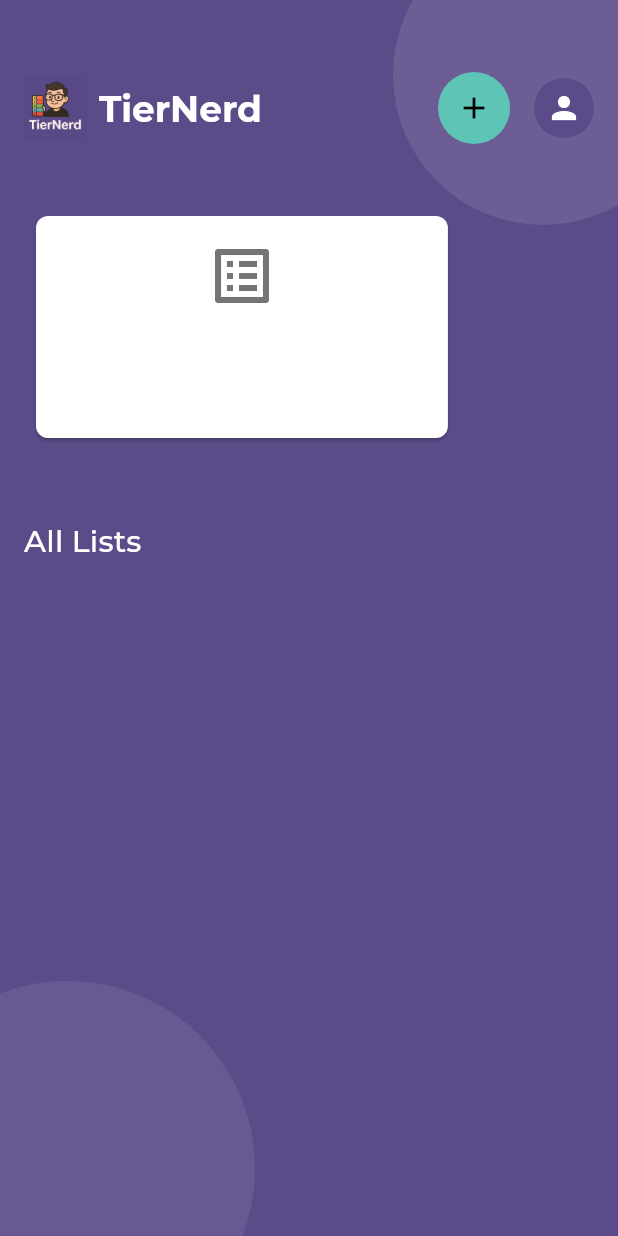
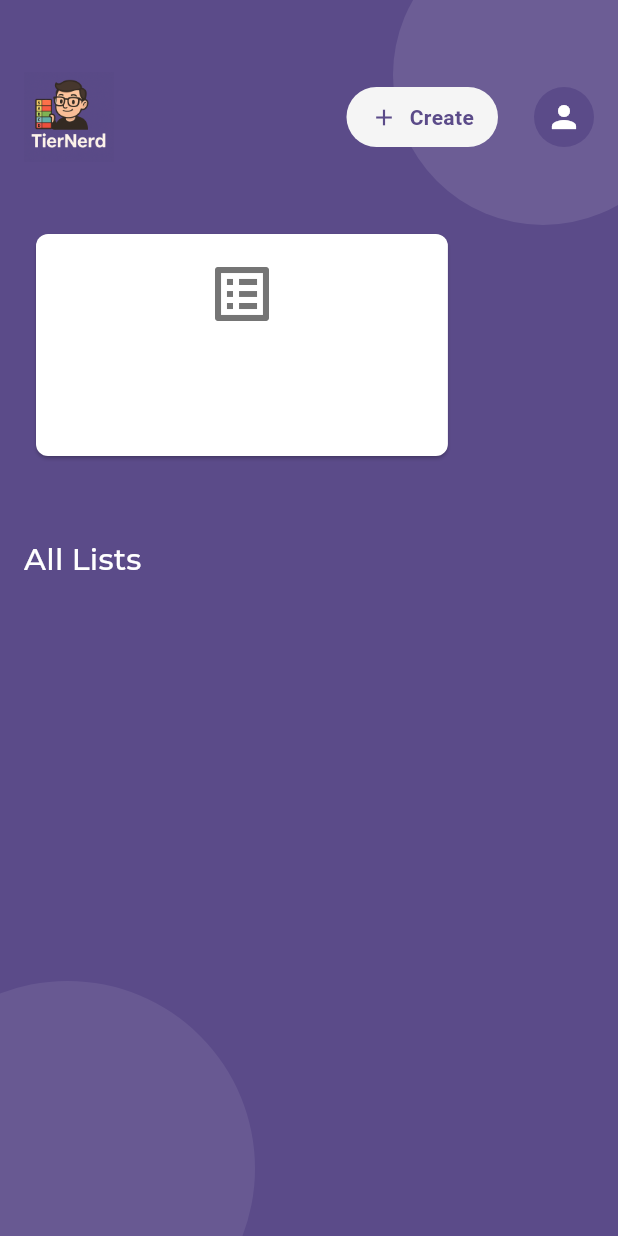
Before and after one commit to Waxmard/rinking-epp, a Flutter app: the HomeScreen screen opened by its route, on a phone screen of 412 x 824 dp. Run offline on Flutter 3.47's test engine with Material 3 defaults, Android fonts, the phone set to English and light mode, and no system bars; our stand-ins replace flutter_dotenv, flutter_secure_storage, google_fonts, google_sign_in; accounts and stored records are empty; network calls fail.

Commit message:
feat: enhance home screen layout and button design
Refactor the home screen UI by replacing the logo and removing the text.
Increase the logo size for better visibility. Update the list button's
design to a more modern look with softer colors and an improved tap
interaction. This enhances the user experience by making the UI
more visually appealing and user-friendly.

```diff
--- a/ui/lib/screens/home_screen.dart
+++ b/ui/lib/screens/home_screen.dart
@@ -106,18 +106,11 @@ class _HomeScreenState extends State<HomeScreen> {
                         },
                         child: Row(
                           children: [
+                            // Just use the logo image without text
                             Image.asset(
                               'assets/images/tier-nerd-logo-0.png',
-                              height: 42,
-                              width: 42,
-                            ),
-                            const SizedBox(width: 8),
-                            Text(
-                              'TierNerd',
-                              style: theme.textTheme.headlineSmall?.copyWith(
-                                fontWeight: FontWeight.bold,
-                                color: Colors.white,
-                              ),
+                              height: 60,
+                              width: 60,
                             ),
                           ],
                         ),
@@ -128,17 +121,36 @@ class _HomeScreenState extends State<HomeScreen> {
                         children: [
                           // Add new list button
                           Container(
-                            margin: const EdgeInsets.only(right: 16),
+                            margin: const EdgeInsets.only(right: 24),
                             decoration: BoxDecoration(
-                              color: AppTheme.accentColor,
-                              shape: BoxShape.circle,
+                              color: const Color(0xFFF5F5F5), // Softer off-white
+                              borderRadius: BorderRadius.circular(20),
                             ),
-                            child: IconButton(
-                              onPressed: () {
-                                // TODO: Navigate to create list screen
-                              },
-                              icon: const Icon(Icons.add, color: Colors.black),
-                              tooltip: 'Create New List',
+                            child: Material(
+                              color: Colors.transparent,
+                              child: InkWell(
+                                borderRadius: BorderRadius.circular(20),
+                                onTap: () {
+                                  // TODO: Navigate to create list screen
+                                },
+                                child: Padding(
+                                  padding: const EdgeInsets.symmetric(horizontal: 16, vertical: 10),
+                                  child: Row(
+                                    children: [
+                                      Icon(Icons.add, color: AppTheme.primaryColor, size: 18),
+                                      const SizedBox(width: 8),
+                                      Text(
+                                        'Create',
+                                        style: TextStyle(
+                                          color: AppTheme.primaryColor,
+                                          fontWeight: FontWeight.bold,
+                                          fontSize: 14,
+                                        ),
+                                      ),
+                                    ],
+                                  ),
+                                ),
+                              ),
                             ),
                           ),
 
```
